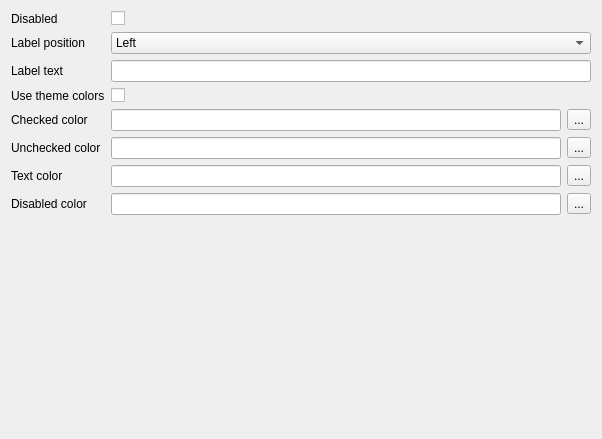
This is examples/radiobuttonsettingsform.ui in sebcaux/qt-material-widgets as Qt 5 draws it before an edit. The edited form follows.
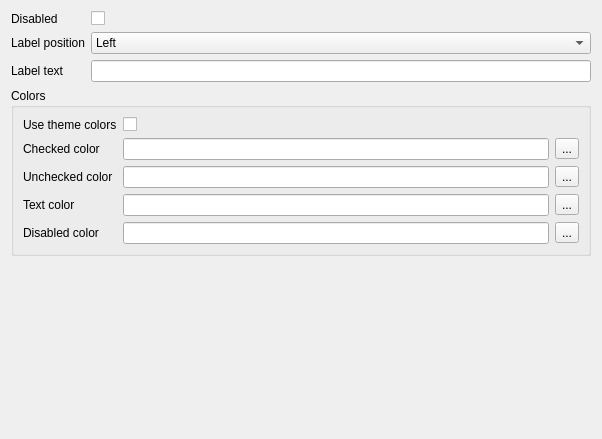
This is the edited form.

Commit message: [examples] Reviewed layouts, added groupbox for colors

Diff of the .ui file:
```diff
--- a/examples/radiobuttonsettingsform.ui
+++ b/examples/radiobuttonsettingsform.ui
@@ -26,6 +26,27 @@
      <item row="0" column="1">
       <widget class="QCheckBox" name="disabledCheckBox"/>
      </item>
+     <item row="1" column="0">
+      <widget class="QLabel" name="labelPositionLabel_3">
+       <property name="text">
+        <string>Label position</string>
+       </property>
+      </widget>
+     </item>
+     <item row="1" column="1">
+      <widget class="QComboBox" name="labelPositionComboBox">
+       <item>
+        <property name="text">
+         <string>Left</string>
+        </property>
+       </item>
+       <item>
+        <property name="text">
+         <string>Right</string>
+        </property>
+       </item>
+      </widget>
+     </item>
      <item row="2" column="0">
       <widget class="QLabel" name="labelTextLabel_2">
        <property name="text">
@@ -36,111 +57,112 @@
      <item row="2" column="1">
       <widget class="QLineEdit" name="labelTextLineEdit"/>
      </item>
-     <item row="3" column="0">
+     <item row="3" column="0" colspan="2">
+      <widget class="QGroupBox" name="groupBox">
+       <property name="title">
+        <string>Colors</string>
+       </property>
+       <layout class="QFormLayout" name="formLayout_2">
+        <item row="0" column="0">
       <widget class="QLabel" name="useThemeColorsLabel_3">
        <property name="text">
         <string>Use theme colors</string>
        </property>
       </widget>
      </item>
-     <item row="3" column="1">
+        <item row="0" column="1">
       <widget class="QCheckBox" name="useThemeColorsCheckBox"/>
      </item>
-     <item row="4" column="0">
+        <item row="1" column="0">
       <widget class="QLabel" name="checkedColorLabel_3">
        <property name="text">
         <string>Checked color</string>
        </property>
       </widget>
      </item>
-     <item row="5" column="0">
+        <item row="1" column="1">
+         <layout class="QHBoxLayout" name="horizontalLayout_5">
+          <item>
+           <widget class="QLineEdit" name="checkedColorLineEdit">
+            <property name="readOnly">
+             <bool>true</bool>
+            </property>
+           </widget>
+          </item>
+          <item>
+           <widget class="QToolButton" name="checkedColorToolButton">
+            <property name="text">
+             <string>...</string>
+            </property>
+           </widget>
+          </item>
+         </layout>
+        </item>
+        <item row="2" column="0">
       <widget class="QLabel" name="uncheckedColorLabel_3">
        <property name="text">
         <string>Unchecked color</string>
        </property>
       </widget>
      </item>
-     <item row="6" column="0">
+        <item row="2" column="1">
+         <layout class="QHBoxLayout" name="horizontalLayout_6">
+          <item>
+           <widget class="QLineEdit" name="uncheckedColorLineEdit">
+            <property name="readOnly">
+             <bool>true</bool>
+            </property>
+           </widget>
+          </item>
+          <item>
+           <widget class="QToolButton" name="uncheckedColorToolButton">
+            <property name="text">
+             <string>...</string>
+            </property>
+           </widget>
+          </item>
+         </layout>
+        </item>
+        <item row="3" column="0">
       <widget class="QLabel" name="textColorLabel_3">
        <property name="text">
         <string>Text color</string>
        </property>
       </widget>
      </item>
-     <item row="7" column="0">
+        <item row="3" column="1">
+         <layout class="QHBoxLayout" name="horizontalLayout_7">
+          <item>
+           <widget class="QLineEdit" name="textColorLineEdit">
+            <property name="readOnly">
+             <bool>true</bool>
+            </property>
+           </widget>
+          </item>
+          <item>
+           <widget class="QToolButton" name="textColorToolButton">
+            <property name="text">
+             <string>...</string>
+            </property>
+           </widget>
+          </item>
+         </layout>
+        </item>
+        <item row="4" column="0">
       <widget class="QLabel" name="disabledColorLabel_3">
        <property name="text">
         <string>Disabled color</string>
        </property>
       </widget>
      </item>
-     <item row="1" column="0">
-      <widget class="QLabel" name="labelPositionLabel_3">
-       <property name="text">
-        <string>Label position</string>
-       </property>
-      </widget>
-     </item>
-     <item row="1" column="1">
-      <widget class="QComboBox" name="labelPositionComboBox">
-       <item>
-        <property name="text">
-         <string>Left</string>
-        </property>
-       </item>
-       <item>
-        <property name="text">
-         <string>Right</string>
-        </property>
-       </item>
-      </widget>
-     </item>
      <item row="4" column="1">
-      <layout class="QHBoxLayout" name="horizontalLayout_5">
-       <item>
-        <widget class="QLineEdit" name="checkedColorLineEdit"/>
-       </item>
-       <item>
-        <widget class="QToolButton" name="checkedColorToolButton">
-         <property name="text">
-          <string>...</string>
-         </property>
-        </widget>
-       </item>
-      </layout>
-     </item>
-     <item row="5" column="1">
-      <layout class="QHBoxLayout" name="horizontalLayout_6">
-       <item>
-        <widget class="QLineEdit" name="uncheckedColorLineEdit"/>
-       </item>
-       <item>
-        <widget class="QToolButton" name="uncheckedColorToolButton">
-         <property name="text">
-          <string>...</string>
-         </property>
-        </widget>
-       </item>
-      </layout>
-     </item>
-     <item row="6" column="1">
-      <layout class="QHBoxLayout" name="horizontalLayout_7">
-       <item>
-        <widget class="QLineEdit" name="textColorLineEdit"/>
-       </item>
-       <item>
-        <widget class="QToolButton" name="textColorToolButton">
-         <property name="text">
-          <string>...</string>
-         </property>
-        </widget>
-       </item>
-      </layout>
-     </item>
-     <item row="7" column="1">
       <layout class="QHBoxLayout" name="horizontalLayout_8">
        <item>
-        <widget class="QLineEdit" name="disabledColorLineEdit"/>
+           <widget class="QLineEdit" name="disabledColorLineEdit">
+            <property name="readOnly">
+             <bool>true</bool>
+            </property>
+           </widget>
        </item>
        <item>
         <widget class="QToolButton" name="disabledColorToolButton">
@@ -150,6 +172,9 @@
         </widget>
        </item>
       </layout>
+        </item>
+       </layout>
+      </widget>
      </item>
     </layout>
    </item>
```
Lines whose indentation alone changed are shown as unchanged. The commit also changes 11 other files.
